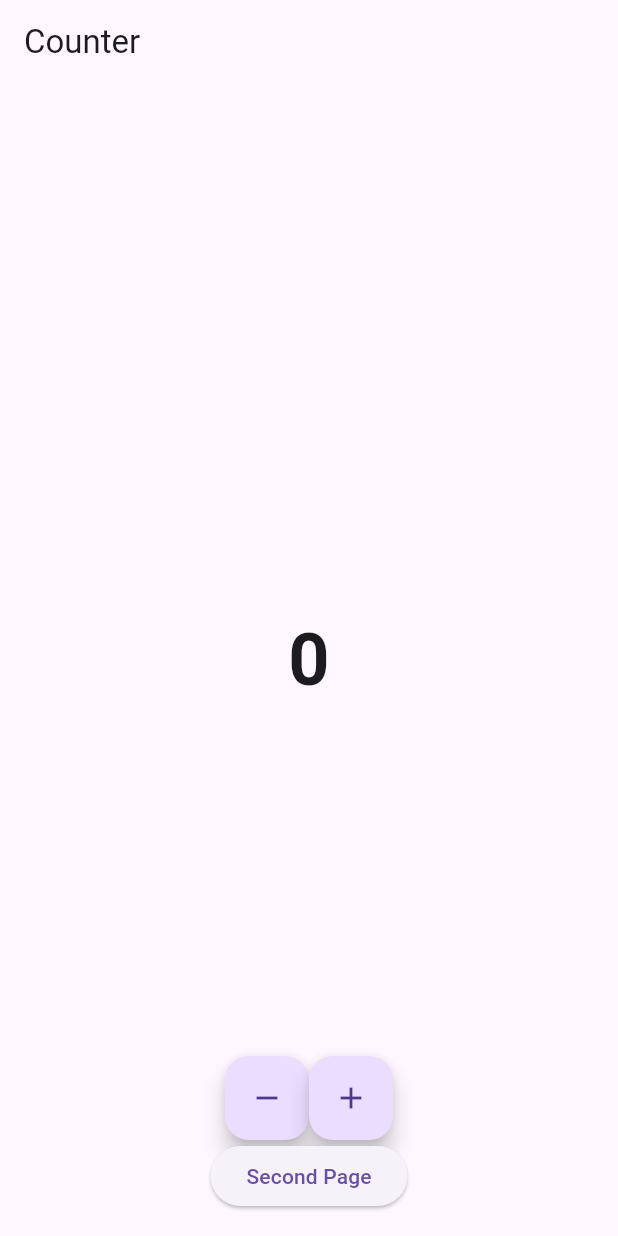
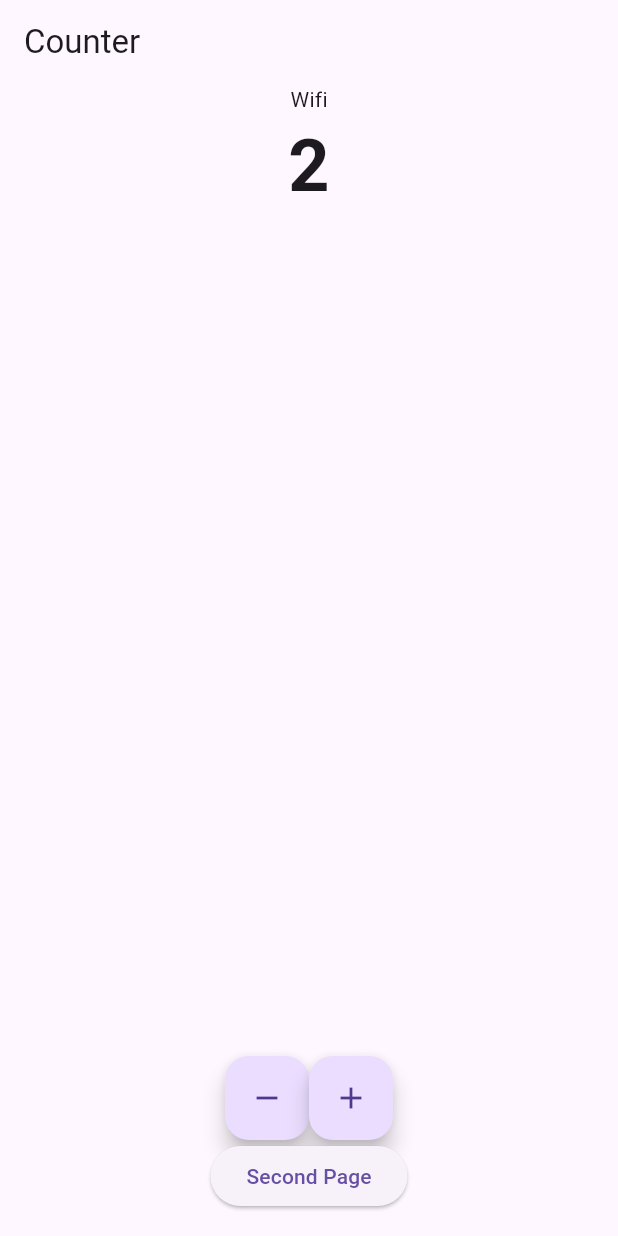
Before and after one commit to nbakh16/flutter_state_management, a Flutter app: the screen it shows after launch, on a phone screen of 412 x 824 dp. Run offline on Flutter 3.47's test engine with Material 3 defaults, Android fonts, the phone set to English and light mode, and no system bars; our stand-ins replace bloc, connectivity_plus, flutter_bloc.

Commit message:
bloc to bloc communication, check internet status

```diff
--- /dev/null
+++ b/lib/constants/enums.dart
@@ -0,0 +1 @@
+enum ConnectionType { wifi, mobile }
--- a/lib/logic/cubit/counter_cubit.dart
+++ b/lib/logic/cubit/counter_cubit.dart
@@ -1,11 +1,40 @@
+import 'dart:async';
 import 'package:flutter_bloc/flutter_bloc.dart';
+import 'package:flutter_state_management/constants/enums.dart';
+import 'package:flutter_state_management/logic/cubit/internet_cubit.dart';
 part 'counter_state.dart';
 
 class CounterCubit extends Cubit<CounterState> {
-  CounterCubit() : super(CounterState(counterValue: 0, wasIncremented: false));
+  final InternetCubit internetCubit;
+  late StreamSubscription internetStreamSubscription;
+
+  CounterCubit({required this.internetCubit})
+      : super(CounterState(counterValue: 0, wasIncremented: false)) {
+    monitorInternetCubit();
+  }
+
+  StreamSubscription<InternetState> monitorInternetCubit() {
+    return internetStreamSubscription = internetCubit.stream.listen((intState) {
+      if (intState is InternetConnected &&
+          intState.connectionType == ConnectionType.wifi) {
+        increment();
+        increment();
+      }
+      if (intState is InternetConnected &&
+          intState.connectionType == ConnectionType.mobile) {
+        increment();
+      }
+    });
+  }
 
   void increment() => emit(
       CounterState(counterValue: state.counterValue + 1, wasIncremented: true));
   void decrement() => emit(CounterState(
       counterValue: state.counterValue - 1, wasIncremented: false));
+
+  @override
+  Future<void> close() {
+    internetStreamSubscription.cancel();
+    return super.close();
+  }
 }
--- /dev/null
+++ b/lib/logic/cubit/internet_cubit.dart
@@ -0,0 +1,41 @@
+import 'dart:async';
+
+import 'package:bloc/bloc.dart';
+import 'package:connectivity_plus/connectivity_plus.dart';
+import 'package:flutter_state_management/constants/enums.dart';
+import 'package:meta/meta.dart';
+
+part 'internet_state.dart';
+
+class InternetCubit extends Cubit<InternetState> {
+  final Connectivity connectivity;
+  late StreamSubscription connectivityStreamSubscription;
+
+  InternetCubit({required this.connectivity}) : super(InternetLoading()) {
+    monitorInternet();
+  }
+
+  StreamSubscription<List<ConnectivityResult>> monitorInternet() {
+    return connectivityStreamSubscription = connectivity.onConnectivityChanged
+        .listen((List<ConnectivityResult> result) {
+      if (result.contains(ConnectivityResult.wifi)) {
+        emitInternetConnected(ConnectionType.wifi);
+      } else if (result.contains(ConnectivityResult.mobile)) {
+        emitInternetConnected(ConnectionType.mobile);
+      } else {
+        emitInternetDisconnected();
+      }
+    });
+  }
+
+  void emitInternetConnected(ConnectionType connectionType) =>
+      emit(InternetConnected(connectionType: connectionType));
+
+  void emitInternetDisconnected() => emit(InternetDisconnected());
+
+  @override
+  Future<void> close() {
+    connectivityStreamSubscription.cancel();
+    return super.close();
+  }
+}
--- /dev/null
+++ b/lib/logic/cubit/internet_state.dart
@@ -0,0 +1,14 @@
+part of 'internet_cubit.dart';
+
+@immutable
+sealed class InternetState {}
+
+final class InternetLoading extends InternetState {}
+
+final class InternetConnected extends InternetState {
+  final ConnectionType connectionType;
+
+  InternetConnected({required this.connectionType});
+}
+
+final class InternetDisconnected extends InternetState {}
--- a/lib/main.dart
+++ b/lib/main.dart
@@ -1,21 +1,30 @@
+import 'package:connectivity_plus/connectivity_plus.dart';
 import 'package:flutter/material.dart';
 import 'package:flutter_bloc/flutter_bloc.dart';
+import 'package:flutter_state_management/logic/cubit/internet_cubit.dart';
 import 'package:flutter_state_management/presentation/router/app_router.dart';
-import 'package:flutter_state_management/presentation/screens/second_screen.dart';
 import 'logic/cubit/counter_cubit.dart';
-import 'presentation/screens/counter_screen.dart';
 
 void main() {
-  runApp(const MyApp());
+  runApp(MyApp(connectivity: Connectivity()));
 }
 
 class MyApp extends StatelessWidget {
-  const MyApp({super.key});
+  final Connectivity connectivity;
+  const MyApp({super.key, required this.connectivity});
 
   @override
   Widget build(BuildContext context) {
-    return BlocProvider<CounterCubit>(
-      create: (context) => CounterCubit(),
+    return MultiBlocProvider(
+      providers: [
+        BlocProvider(
+          create: (context) => InternetCubit(connectivity: connectivity),
+        ),
+        BlocProvider(
+          create: (context) =>
+              CounterCubit(internetCubit: context.read<InternetCubit>()),
+        ),
+      ],
       child: MaterialApp(
         title: 'Bloc',
         // routes: {
--- a/lib/presentation/screens/counter_screen.dart
+++ b/lib/presentation/screens/counter_screen.dart
@@ -1,6 +1,8 @@
 import 'package:flutter/material.dart';
 import 'package:flutter_bloc/flutter_bloc.dart';
+import 'package:flutter_state_management/constants/enums.dart';
 import 'package:flutter_state_management/logic/cubit/counter_cubit.dart';
+import 'package:flutter_state_management/logic/cubit/internet_cubit.dart';
 
 class CounterScreen extends StatelessWidget {
   const CounterScreen({super.key});
@@ -10,13 +12,28 @@ class CounterScreen extends StatelessWidget {
     return Scaffold(
       appBar: AppBar(title: const Text('Counter')),
       body: Center(
+        child: Column(
+          children: [
+            BlocBuilder<InternetCubit, InternetState>(
+              builder: (context, state) {
+                if (state is InternetConnected &&
+                    state.connectionType == ConnectionType.wifi) {
+                  return const Text('Wifi');
+                } else if (state is InternetConnected &&
+                    state.connectionType == ConnectionType.mobile) {
+                  return const Text('Mobile');
+                } else {
+                  return const Text('No Internet');
+                }
+              },
+            ),
             //BlocConsumer = BlocBuilder and BlocListener
-        child: BlocConsumer<CounterCubit, CounterState>(
+            BlocConsumer<CounterCubit, CounterState>(
               listener: (context, state) {
                 ScaffoldMessenger.of(context).showSnackBar(
                   SnackBar(
-                content:
-                    Text(state.wasIncremented ? 'Incremented' : 'Decremented'),
+                    content: Text(
+                        state.wasIncremented ? 'Incremented' : 'Decremented'),
                     backgroundColor:
                         state.wasIncremented ? Colors.green : Colors.redAccent,
                     duration: const Duration(milliseconds: 300),
@@ -32,6 +49,8 @@ class CounterScreen extends StatelessWidget {
                   ),
                 );
               },
+            ),
+          ],
         ),
       ),
       floatingActionButton: Column(
--- a/pubspec.yaml
+++ b/pubspec.yaml
@@ -14,6 +14,7 @@ dependencies:
     sdk: flutter
   cupertino_icons: ^1.0.2
   flutter_bloc: ^8.1.6
+  connectivity_plus: ^6.1.1
 
 dev_dependencies:
   flutter_test:
```
Lines whose indentation alone changed are shown as unchanged.
